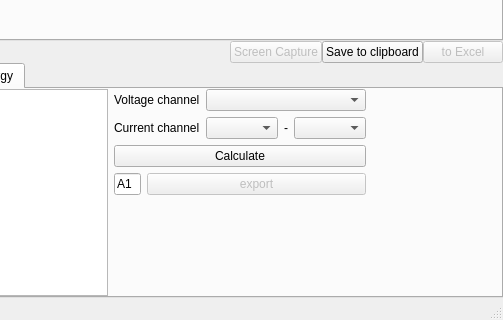
Qt form scopeCommanderMain window.ui (le-Bark/ScopeCommander) before a commit; both pictures show x 150 to 653 and y 387 to 707 of the 653 by 707 pixel window.
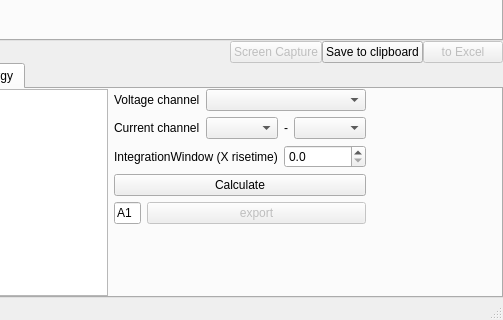
The same form after that commit. Custom widgets are drawn as their Qt base class.

Commit message: variable integration window

Diff of the .ui file:
```diff
--- a/scopeCommanderMain window.ui
+++ b/scopeCommanderMain window.ui
@@ -590,6 +590,36 @@
             </item>
            </layout>
           </item>
+          <item>
+           <layout class="QHBoxLayout" name="horizontalLayout_11">
+            <property name="leftMargin">
+             <number>0</number>
+            </property>
+            <property name="topMargin">
+             <number>0</number>
+            </property>
+            <item>
+             <widget class="QLabel" name="label_4">
+              <property name="text">
+               <string>IntegrationWindow (X risetime)</string>
+              </property>
+             </widget>
+            </item>
+            <item>
+             <widget class="QDoubleSpinBox" name="integrationWindowSpinBox">
+              <property name="decimals">
+               <number>1</number>
+              </property>
+              <property name="maximum">
+               <double>10.000000000000000</double>
+              </property>
+              <property name="singleStep">
+               <double>0.100000000000000</double>
+              </property>
+             </widget>
+            </item>
+           </layout>
+          </item>
           <item>
            <widget class="QPushButton" name="calculateEnergyButton">
             <property name="text">
```
The commit also changes 4 other files.
